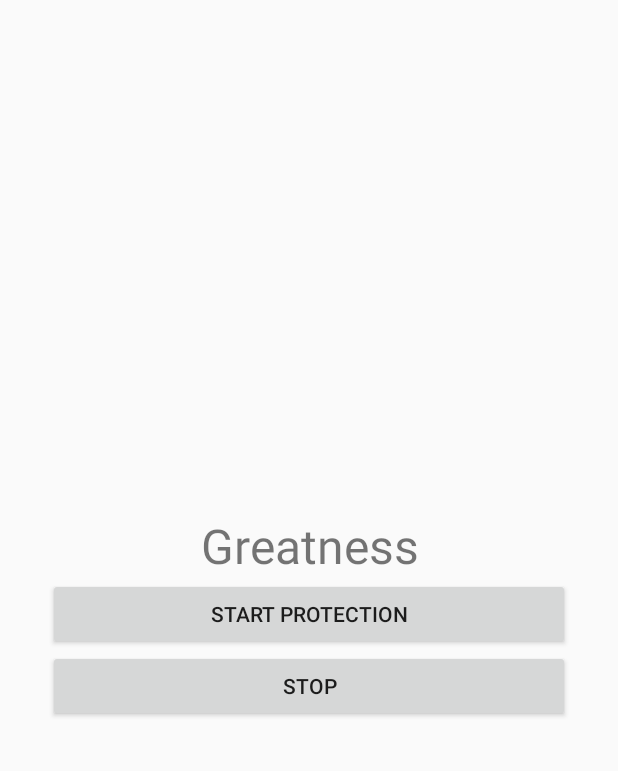
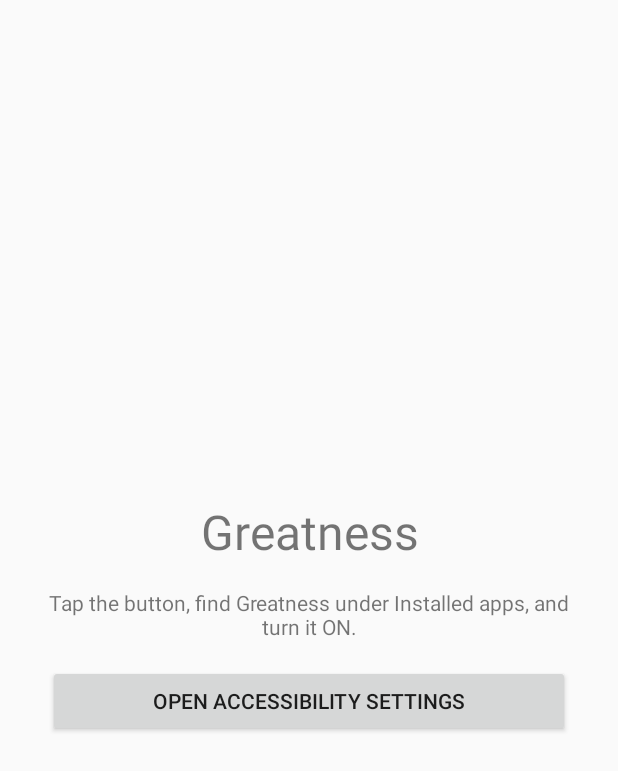
Before and after one commit to nitanshdubey/Greatness, an Android app: the screen it shows after launch (MainActivity), on a phone screen of 412 x 824 dp. Shown: the top 771 px of the screen. Run offline under Robolectric (Android 15) with nearby library versions, the phone set to English and light mode, and no system bars.

Commit message:
Refactor MainActivity to remove VPN features
Removed VPN-related functionality and updated button actions.

```diff
--- a/app/src/main/java/com/greatness/app/MainActivity.kt
+++ b/app/src/main/java/com/greatness/app/MainActivity.kt
@@ -1,21 +1,15 @@
 package com.greatness.app
 
 import android.content.Intent
-import android.net.VpnService
 import android.os.Bundle
+import android.provider.Settings
 import android.view.Gravity
 import android.widget.Button
 import android.widget.LinearLayout
 import android.widget.TextView
-import androidx.activity.result.contract.ActivityResultContracts
 import androidx.appcompat.app.AppCompatActivity
 
 class MainActivity : AppCompatActivity() {
-
-    private val vpnPermission = registerForActivityResult(
-        ActivityResultContracts.StartActivityForResult()
-    ) { if (it.resultCode == RESULT_OK) startFilter() }
-
     override fun onCreate(savedInstanceState: Bundle?) {
         super.onCreate(savedInstanceState)
         val layout = LinearLayout(this).apply {
@@ -23,24 +17,19 @@ class MainActivity : AppCompatActivity() {
             gravity = Gravity.CENTER
             setPadding(48, 48, 48, 48)
         }
-        layout.addView(TextView(this).apply { text = "Greatness"; textSize = 32f; gravity = Gravity.CENTER })
-        layout.addView(Button(this).apply {
-            text = "Start protection"
-            setOnClickListener {
-                val i = VpnService.prepare(this@MainActivity)
-                if (i != null) vpnPermission.launch(i) else startFilter()
-            }
+        layout.addView(TextView(this).apply {
+            text = "Greatness"; textSize = 32f; gravity = Gravity.CENTER
+        })
+        layout.addView(TextView(this).apply {
+            text = "\nTap the button, find Greatness under Installed apps, and turn it ON.\n"
+            gravity = Gravity.CENTER
         })
         layout.addView(Button(this).apply {
-            text = "Stop"
+            text = "Open Accessibility settings"
             setOnClickListener {
-                startService(Intent(this@MainActivity, DnsVpnService::class.java).setAction("STOP"))
+                startActivity(Intent(Settings.ACTION_ACCESSIBILITY_SETTINGS))
             }
         })
         setContentView(layout)
     }
-
-    private fun startFilter() {
-        startService(Intent(this, DnsVpnService::class.java))
-    }
 }
```
